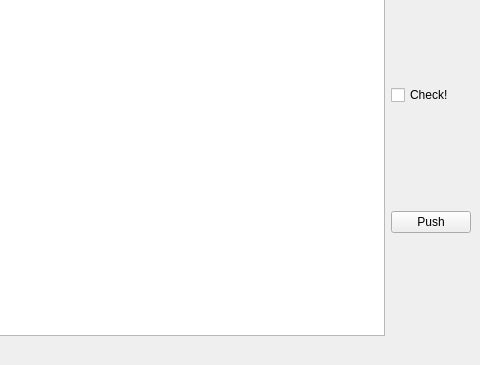
This is ui/pathfinder.ui in asl-beachbot/pathmaker as Qt 5 draws it before an edit; both pictures show x 407 to 887 and y 276 to 641 of the 887 by 641 pixel window. The edited form follows.
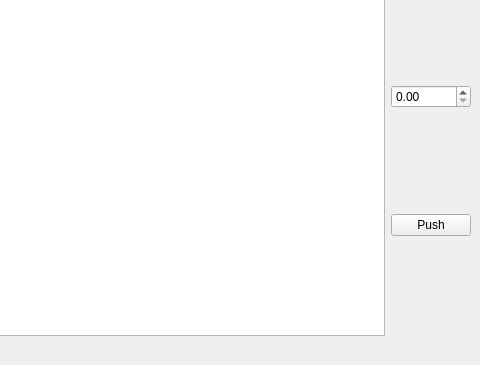
This is the edited form.

Patch:
```diff
--- a/ui/pathfinder.ui
+++ b/ui/pathfinder.ui
@@ -50,11 +50,7 @@
          </widget>
         </item>
         <item>
-         <widget class="QCheckBox" name="checkBox_3">
-          <property name="text">
-           <string>Check!</string>
-          </property>
-         </widget>
+         <widget class="QDoubleSpinBox" name="doubleSpinBox"/>
         </item>
         <item>
          <widget class="QPushButton" name="pushButton">
```
